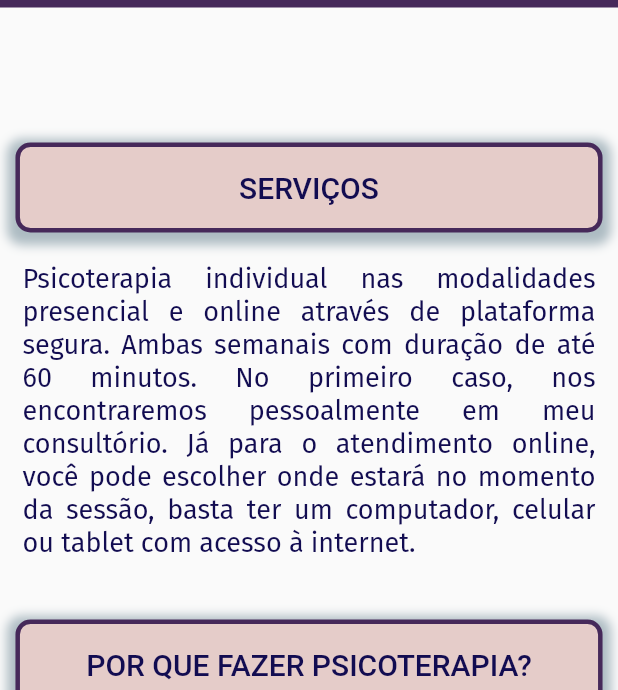
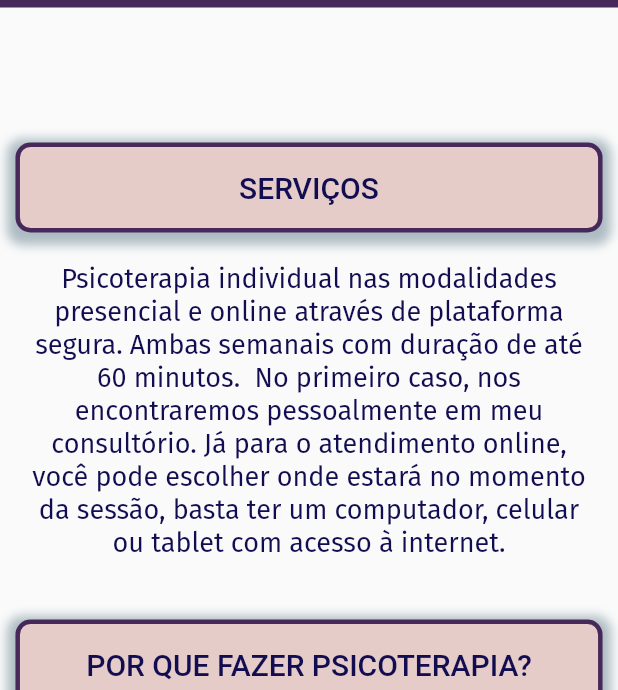
Before and after one commit to DenisRdsilva/psiAliceMedeiros, a Flutter app: the screen it shows after launch, scrolled down 1152 dp, on a phone screen of 412 x 824 dp, the part 546-1236 px from its top. Run offline on Flutter 3.47's test engine with Material 2 defaults, Android fonts, the phone set to English and light mode, and no system bars; drawn by our look-alikes of youtube_player_iframe; our stand-ins replace auto_size_text, flutter_image_slideshow, flutter_map, font_awesome_flutter, google_fonts, latlong2 and 1 more.

Commit message:
video actualized

```diff
--- a/lib/main.dart
+++ b/lib/main.dart
@@ -55,16 +55,16 @@ class _MyHomePageState extends State<MyHomePage> {
         child: Row(children: [
           Container(width: swidth*val*0.025, height: sheight, color: Color.fromARGB(255, 70, 41, 90)),
           Container(width: swidth*val*0.95, child: Column(children: [
-            Container(margin: EdgeInsets.all(40), height: 250, width: 250, decoration: BoxDecoration(color: Color.fromARGB(255, 70, 41, 90), borderRadius: BorderRadius.circular(100)),
+            Container(margin: EdgeInsets.only(top: 20, bottom: 30), height: 250, width: 250, decoration: BoxDecoration(color: Color.fromARGB(255, 70, 41, 90), borderRadius: BorderRadius.circular(100)),
               child: CircleAvatar(radius: 100, backgroundImage: AssetImage('assets/pic.jpeg'))),
             Container(margin: EdgeInsets.only(left: 10, right: 10), alignment: Alignment.centerLeft, child: Text('Sobre Alice', style: GoogleFonts.raleway(color: Color.fromARGB(255, 18, 12, 81), fontSize: 18, fontWeight: FontWeight.w500))),
             Container(margin: EdgeInsets.only(left: 10, top: 15, bottom: 15, right: 10), alignment: Alignment.centerLeft, child: Text('CRP: 17/3977', style: GoogleFonts.raleway(color: Color.fromARGB(255, 18, 12, 81), fontSize: 18, fontWeight: FontWeight.w500))),
             Container(margin: EdgeInsets.only(left: 10, right: 10), alignment: Alignment.centerLeft, child: Text('Número: (84) 99123-3527', style: GoogleFonts.raleway(color: Color.fromARGB(255, 18, 12, 81), fontSize: 18, fontWeight: FontWeight.w500))),
             Container(margin: EdgeInsets.only(left: 10, top: 15, bottom: 15, right: 10), alignment: Alignment.centerLeft, child: Text('E-mail: psicologaalicemedeiros@gmail.com', style: GoogleFonts.raleway(color: Color.fromARGB(255, 18, 12, 81), fontSize: 18, fontWeight: FontWeight.w500))),
-            Container(margin: EdgeInsets.only(left: 10, right: 10), alignment: Alignment.centerLeft, child: Text('Clique no ícone do WhatsApp para informações e agendamentos.', textAlign: TextAlign.justify, style: GoogleFonts.raleway(color: Color.fromARGB(255, 18, 12, 81), fontSize: 18, fontWeight: FontWeight.w500))),
+            Container(margin: EdgeInsets.only(left: 10, right: 10), alignment: Alignment.centerLeft, child: Text('Clique no ícone do WhatsApp para informações e agendamentos.', textAlign: TextAlign.center, style: GoogleFonts.raleway(color: Color.fromARGB(255, 18, 12, 81), fontSize: 18, fontWeight: FontWeight.w500))),
             Row(children: [
               Spacer(),
-              Container(margin: EdgeInsets.only(top: 30), padding: EdgeInsets.only(bottom: 2.1),
+              Container(margin: EdgeInsets.only(top: 30), alignment: Alignment.center,
                 width: 80, height: 80, decoration: BoxDecoration(color:Colors.green, borderRadius: BorderRadius.circular(25)),
                 child: TextButton (onPressed: _launchURL1,
                   child: Icon(FontAwesomeIcons.whatsapp, color:Colors.white, size: 65))),
@@ -323,7 +323,7 @@ class _MyHomePageState extends State<MyHomePage> {
                       GoogleFonts.courierPrime(color: Color.fromARGB(255, 18, 12, 81), fontSize: 20))),
                   )
                 ),
-              Container(margin: EdgeInsets.only(top: 20, right: 15, left: 15, bottom: 40), child: Text('Psicoterapia individual nas modalidades presencial e online através de plataforma segura. Ambas semanais com duração de até 60 minutos.  No primeiro caso, nos encontraremos pessoalmente em meu consultório. Já para o atendimento online, você pode escolher onde estará no momento da sessão, basta ter um computador, celular ou tablet com acesso à internet.', textAlign: TextAlign.justify, style:
+              Container(margin: EdgeInsets.only(top: 20, right: 15, left: 15, bottom: 40), child: Text('Psicoterapia individual nas modalidades presencial e online através de plataforma segura. Ambas semanais com duração de até 60 minutos.  No primeiro caso, nos encontraremos pessoalmente em meu consultório. Já para o atendimento online, você pode escolher onde estará no momento da sessão, basta ter um computador, celular ou tablet com acesso à internet.', textAlign: TextAlign.center, style:
                       GoogleFonts.firaSans(color: Color.fromARGB(255, 18, 12, 81), fontSize: 18), maxLines: 11)),
               Container(
                 width: swidth*0.95, height: 60, decoration: BoxDecoration(color:Color.fromARGB(255, 229, 204, 201),
@@ -334,7 +334,7 @@ class _MyHomePageState extends State<MyHomePage> {
                     Container(alignment: Alignment.center, child: Text('POR QUE FAZER PSICOTERAPIA?', style:
                       GoogleFonts.courierPrime(color: Color.fromARGB(255, 18, 12, 81), fontSize: 20))),
               )),
-              Container(margin: EdgeInsets.only(top: 20, right: 20, left: 15, bottom: 70), child: Text('Olhar para si mesmo é, muitas vezes, desafiador. Pode provocar medo, insegurança, aquele pensamento de “depois eu penso nisso, agora não”. Mas e quando aquilo que foi deixado para depois começa a nos atrapalhar, provocando ansiedade, tristeza e a sensação de que precisamos falar com alguém sobre aquele assunto? É a partir desse momento que a psicoterapia poderia ajudar. Pode parecer estranho falar sobre si com alguém que não conhecemos. Com o tempo, passamos a confiar no psicólogo que nos acompanha, nos sentimos à vontade para falar sobre os assuntos mais delicados, não nos sentimos julgados, mas acolhidos. Semana após semana percebemos as contribuições das sessões em nosso dia a dia, até que em conjunto com o nosso terapeuta decidimos que naquele momento já podemos seguir sem o acompanhamento profissional, que já conseguimos lidar melhor com os acontecimentos de nossas vidas. Deixamos de nos ver semanalmente, mas cientes de que podemos, a qualquer momento, escolher voltar. Essa é a beleza da psicoterapia.', textAlign: TextAlign.justify, style:
+              Container(margin: EdgeInsets.only(top: 20, right: 20, left: 15, bottom: 70), child: Text('Olhar para si mesmo é, muitas vezes, desafiador. Pode provocar medo, insegurança, aquele pensamento de “depois eu penso nisso, agora não”. Mas e quando aquilo que foi deixado para depois começa a nos atrapalhar, provocando ansiedade, tristeza e a sensação de que precisamos falar com alguém sobre aquele assunto? É a partir desse momento que a psicoterapia poderia ajudar. Pode parecer estranho falar sobre si com alguém que não conhecemos. Com o tempo, passamos a confiar no psicólogo que nos acompanha, nos sentimos à vontade para falar sobre os assuntos mais delicados, não nos sentimos julgados, mas acolhidos. Semana após semana percebemos as contribuições das sessões em nosso dia a dia, até que em conjunto com o nosso terapeuta decidimos que naquele momento já podemos seguir sem o acompanhamento profissional, que já conseguimos lidar melhor com os acontecimentos de nossas vidas. Deixamos de nos ver semanalmente, mas cientes de que podemos, a qualquer momento, escolher voltar. Essa é a beleza da psicoterapia.', textAlign: TextAlign.center, style:
                 GoogleFonts.firaSans(color: Color.fromARGB(255, 18, 12, 81), fontSize: 18), overflow: TextOverflow.clip)),
               ]
             )
```
